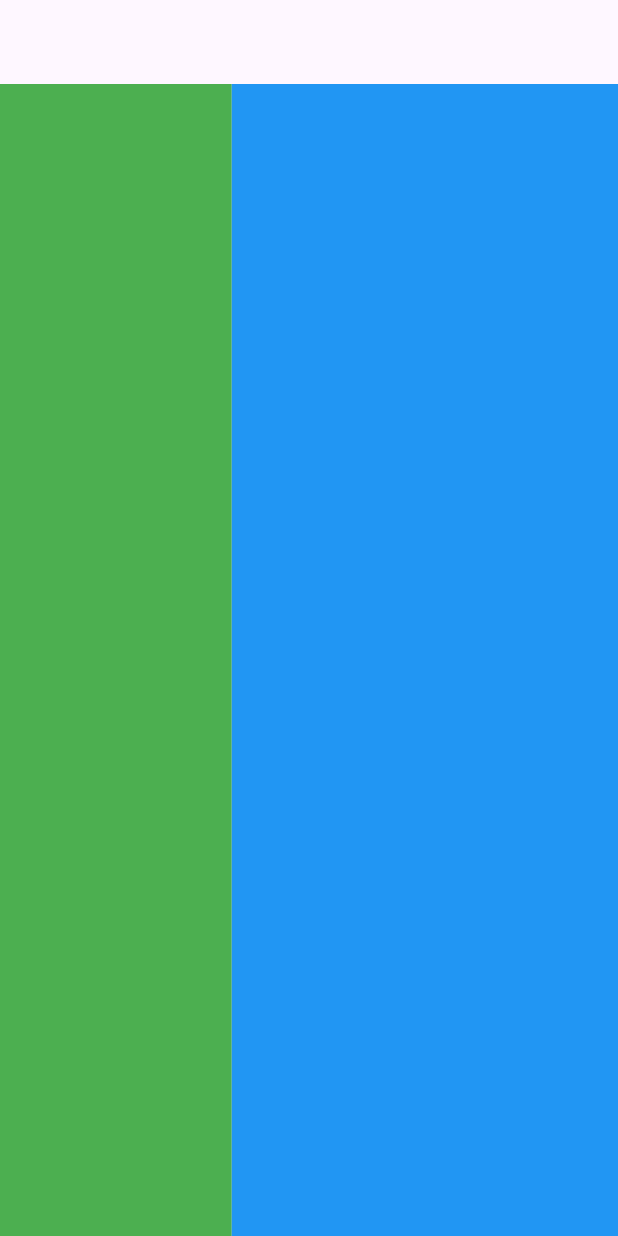
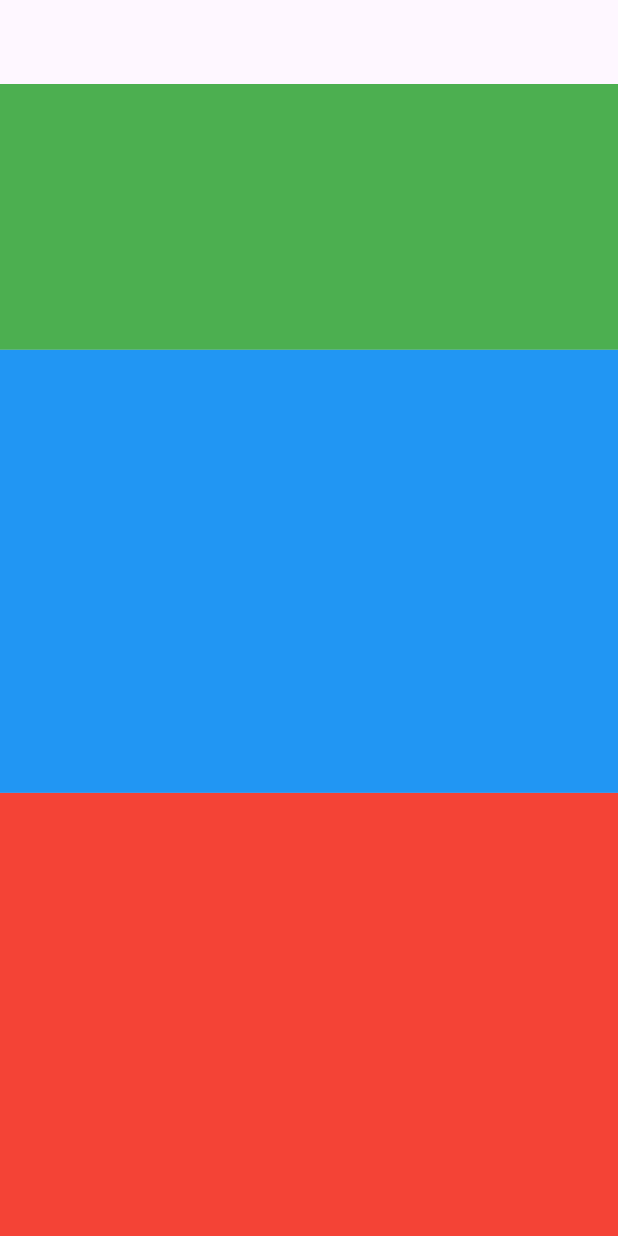
Before and after one commit to ddanu112/flutter-applecoding-study, a Flutter app: the screen it shows after launch, on a phone screen of 412 x 824 dp. Run offline on Flutter 3.47's test engine with Material 3 defaults, Android fonts, the phone set to English and light mode, and no system bars.

Commit message:
flexible 세로로

```diff
--- a/lib/main.dart
+++ b/lib/main.dart
@@ -12,10 +12,11 @@ class MyApp extends StatelessWidget {
     return MaterialApp(
       home: Scaffold(
         appBar: AppBar(),
-        body: Row(
+        body: Column(
           children: [
             Flexible(child: Container(color: Colors.green),flex: 3),
-            Flexible(child: Container(color: Colors.blue),flex: 5)
+            Flexible(child: Container(color: Colors.blue),flex: 5),
+            Flexible(child: Container(color: Colors.red),flex: 5)
           ],
         ),
       ),
```
